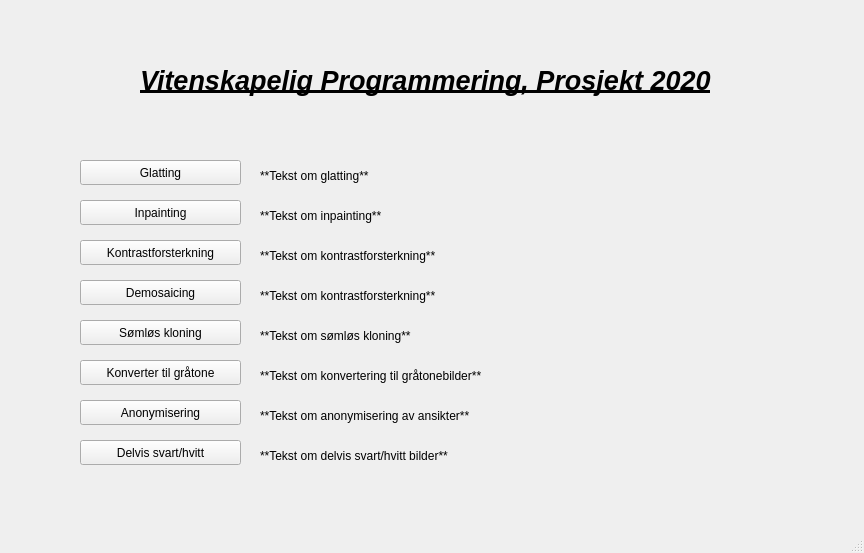
Above: src/gui/UI/mainWindow.ui from jegerud/Sciprog2020project before the change. Below: the same form after it.
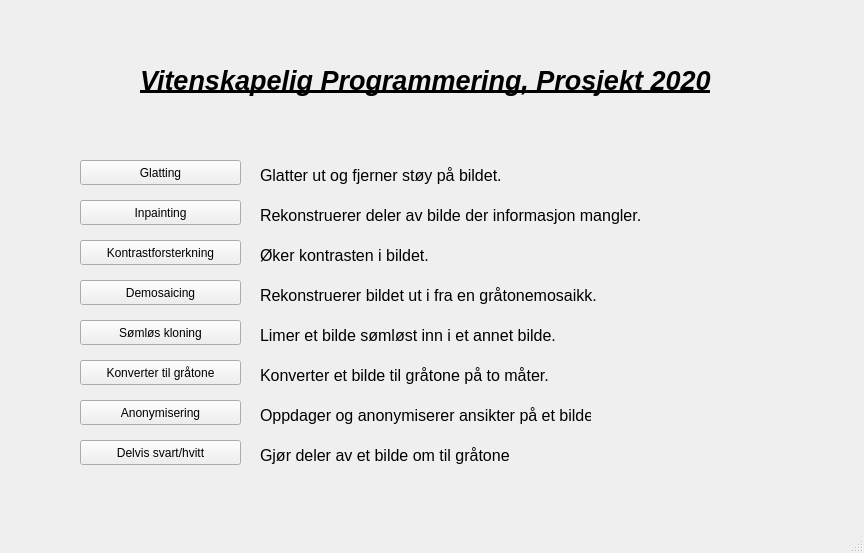
That is the form after the change.

Commit message: Lagt til tekst om de ulike valgmulighetene

Diff of the .ui file:
```diff
--- a/src/gui/UI/mainWindow.ui
+++ b/src/gui/UI/mainWindow.ui
@@ -19,12 +19,17 @@
      <rect>
       <x>260</x>
       <y>160</y>
-      <width>271</width>
+      <width>321</width>
       <height>31</height>
      </rect>
     </property>
+    <property name="font">
+     <font>
+      <pointsize>12</pointsize>
+     </font>
+    </property>
     <property name="text">
-     <string>**Tekst om glatting**</string>
+     <string>Glatter ut og fjerner støy på bildet.</string>
     </property>
    </widget>
    <widget class="QLabel" name="label">
@@ -84,8 +89,13 @@
       <height>31</height>
      </rect>
     </property>
+    <property name="font">
+     <font>
+      <pointsize>12</pointsize>
+     </font>
+    </property>
     <property name="text">
-     <string>**Tekst om kontrastforsterkning**</string>
+     <string>Øker kontrasten i bildet.</string>
     </property>
    </widget>
    <widget class="QLabel" name="glattingTekst_3">
@@ -93,12 +103,17 @@
      <rect>
       <x>260</x>
       <y>200</y>
-      <width>271</width>
+      <width>481</width>
       <height>31</height>
      </rect>
     </property>
+    <property name="font">
+     <font>
+      <pointsize>12</pointsize>
+     </font>
+    </property>
     <property name="text">
-     <string>**Tekst om inpainting**</string>
+     <string>Rekonstruerer deler av bilde der informasjon mangler.</string>
     </property>
    </widget>
    <widget class="QPushButton" name="openInpainting">
@@ -119,12 +134,17 @@
      <rect>
       <x>260</x>
       <y>280</y>
-      <width>271</width>
+      <width>361</width>
       <height>31</height>
      </rect>
     </property>
+    <property name="font">
+     <font>
+      <pointsize>12</pointsize>
+     </font>
+    </property>
     <property name="text">
-     <string>**Tekst om kontrastforsterkning**</string>
+     <string>Rekonstruerer bildet ut i fra en gråtonemosaikk.</string>
     </property>
    </widget>
    <widget class="QPushButton" name="openDemosaicing">
@@ -145,12 +165,17 @@
      <rect>
       <x>260</x>
       <y>320</y>
-      <width>271</width>
+      <width>301</width>
       <height>31</height>
      </rect>
     </property>
+    <property name="font">
+     <font>
+      <pointsize>12</pointsize>
+     </font>
+    </property>
     <property name="text">
-     <string>**Tekst om sømløs kloning**</string>
+     <string>Limer et bilde sømløst inn i et annet bilde.</string>
     </property>
    </widget>
    <widget class="QPushButton" name="openSeamless">
@@ -175,8 +200,13 @@
       <height>31</height>
      </rect>
     </property>
+    <property name="font">
+     <font>
+      <pointsize>12</pointsize>
+     </font>
+    </property>
     <property name="text">
-     <string>**Tekst om konvertering til gråtonebilder**</string>
+     <string>Konverter et bilde til gråtone på to måter.</string>
     </property>
    </widget>
    <widget class="QPushButton" name="openGrayConvert">
@@ -197,12 +227,17 @@
      <rect>
       <x>260</x>
       <y>400</y>
-      <width>301</width>
+      <width>331</width>
       <height>31</height>
      </rect>
     </property>
+    <property name="font">
+     <font>
+      <pointsize>12</pointsize>
+     </font>
+    </property>
     <property name="text">
-     <string>**Tekst om anonymisering av ansikter**</string>
+     <string>Oppdager og anonymiserer ansikter på et bilde</string>
     </property>
    </widget>
    <widget class="QPushButton" name="openAnonymise">
@@ -227,8 +262,13 @@
       <height>31</height>
      </rect>
     </property>
+    <property name="font">
+     <font>
+      <pointsize>12</pointsize>
+     </font>
+    </property>
     <property name="text">
-     <string>**Tekst om delvis svart/hvitt bilder**</string>
+     <string>Gjør deler av et bilde om til gråtone</string>
     </property>
    </widget>
    <widget class="QPushButton" name="openBWEffect">
```
